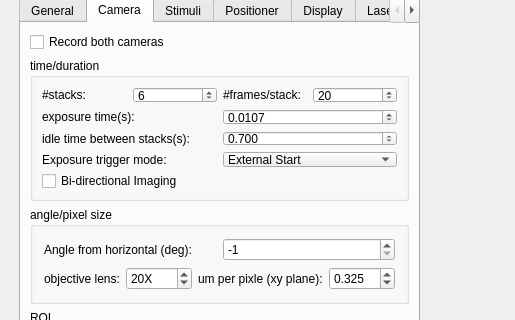
HolyLab/Imagine, file Imagine/imagine.ui: the form before one commit; both pictures show x 0 to 515 and y 199 to 519 of the 789 by 797 pixel window.
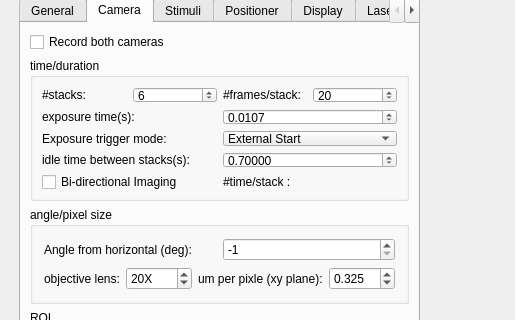
The form after the commit. Icons and pictures are not drawn. Custom widgets are drawn as their Qt base class.

Commit message: change field bidirection: to bidirectional= in .imagine

Patch:
```diff
--- a/Imagine/imagine.ui
+++ b/Imagine/imagine.ui
@@ -512,16 +512,6 @@
                </property>
               </widget>
              </item>
-             <item row="7" column="0">
-              <widget class="QLabel" name="label_5_2">
-               <property name="toolTip">
-                <string>That is, msec/frame</string>
-               </property>
-               <property name="text">
-                <string>idle time between stacks(s):</string>
-               </property>
-              </widget>
-             </item>
              <item row="6" column="1">
               <widget class="QDoubleSpinBox" name="doubleSpinBoxExpTime">
                <property name="decimals">
@@ -538,19 +528,6 @@
                </property>
               </widget>
              </item>
-             <item row="7" column="1">
-              <widget class="QDoubleSpinBox" name="doubleSpinBoxBoxIdleTimeBtwnStacks">
-               <property name="decimals">
-                <number>3</number>
-               </property>
-               <property name="maximum">
-                <double>999999999.000000000000000</double>
-               </property>
-               <property name="value">
-                <double>0.700000000000000</double>
-               </property>
-              </widget>
-             </item>
              <item row="9" column="0">
               <widget class="QLabel" name="label_5_4">
                <property name="toolTip">
@@ -631,13 +608,46 @@
                </item>
               </layout>
              </item>
-             <item row="10" column="0">
+             <item row="11" column="0">
               <widget class="QCheckBox" name="cbBidirectionalImaging">
                <property name="text">
                 <string>Bi-directional Imaging</string>
                </property>
               </widget>
              </item>
+             <item row="10" column="1">
+              <widget class="QDoubleSpinBox" name="doubleSpinBoxBoxIdleTimeBtwnStacks">
+               <property name="decimals">
+                <number>5</number>
+               </property>
+               <property name="maximum">
+                <double>999999999.000000000000000</double>
+               </property>
+               <property name="value">
+                <double>0.700000000000000</double>
+               </property>
+              </widget>
+             </item>
+             <item row="10" column="0">
+              <widget class="QLabel" name="label_5_2">
+               <property name="toolTip">
+                <string>That is, msec/frame</string>
+               </property>
+               <property name="text">
+                <string>idle time between stacks(s):</string>
+               </property>
+              </widget>
+             </item>
+             <item row="11" column="1">
+              <widget class="QLabel" name="labelPerStackTime">
+               <property name="toolTip">
+                <string>That is, msec/frame</string>
+               </property>
+               <property name="text">
+                <string>#time/stack :</string>
+               </property>
+              </widget>
+             </item>
             </layout>
            </widget>
           </item>
```
The commit also changes 4 other files.
